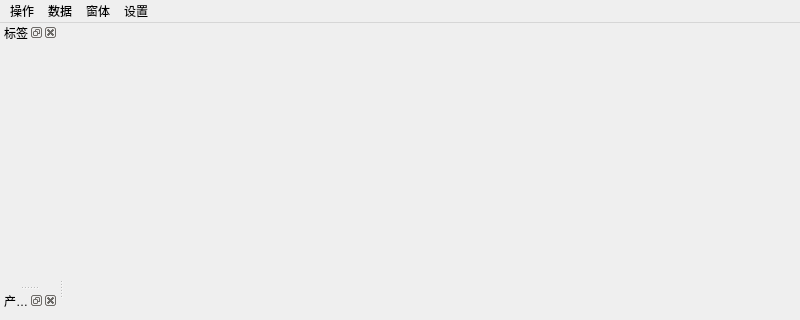
This is ui/PartMainWindow.ui in ChenZebin9/python_pdm_2 as Qt 5 draws it before an edit; both pictures show x 0 to 800 and y 0 to 320 of the 800 by 600 pixel window. The edited form follows.
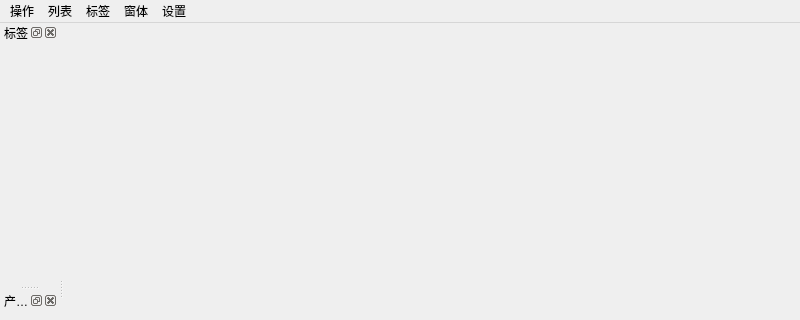
This is the edited form.

What changed in the file:
```diff
--- a/ui/PartMainWindow.ui
+++ b/ui/PartMainWindow.ui
@@ -36,7 +36,7 @@
    </widget>
    <widget class="QMenu" name="dataMenu">
     <property name="title">
-     <string>数据</string>
+     <string>列表</string>
     </property>
     <addaction name="refreshMenuItem"/>
     <addaction name="separator"/>
@@ -55,8 +55,19 @@
     </property>
     <addaction name="columnViewMenuItem"/>
    </widget>
+   <widget class="QMenu" name="tagMenu">
+    <property name="title">
+     <string>标签</string>
+    </property>
+    <addaction name="tagEditModeMenuItem"/>
+    <addaction name="doTaggedMenuItem"/>
+    <addaction name="separator"/>
+    <addaction name="selectDefaultTagMenuItem"/>
+    <addaction name="addTag2PartMenuItem"/>
+   </widget>
    <addaction name="operationMenu"/>
    <addaction name="dataMenu"/>
+   <addaction name="tagMenu"/>
    <addaction name="windowsMenu"/>
    <addaction name="settingMenu"/>
   </widget>
```
Left out of the diff: 89 changed lines with no effect on the pictures.
